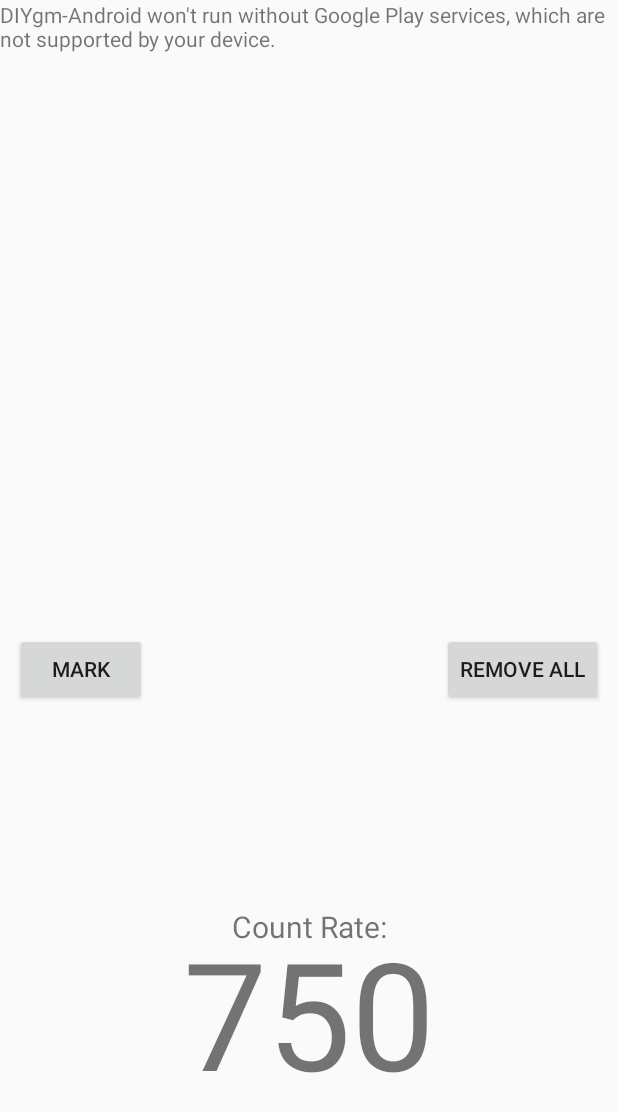
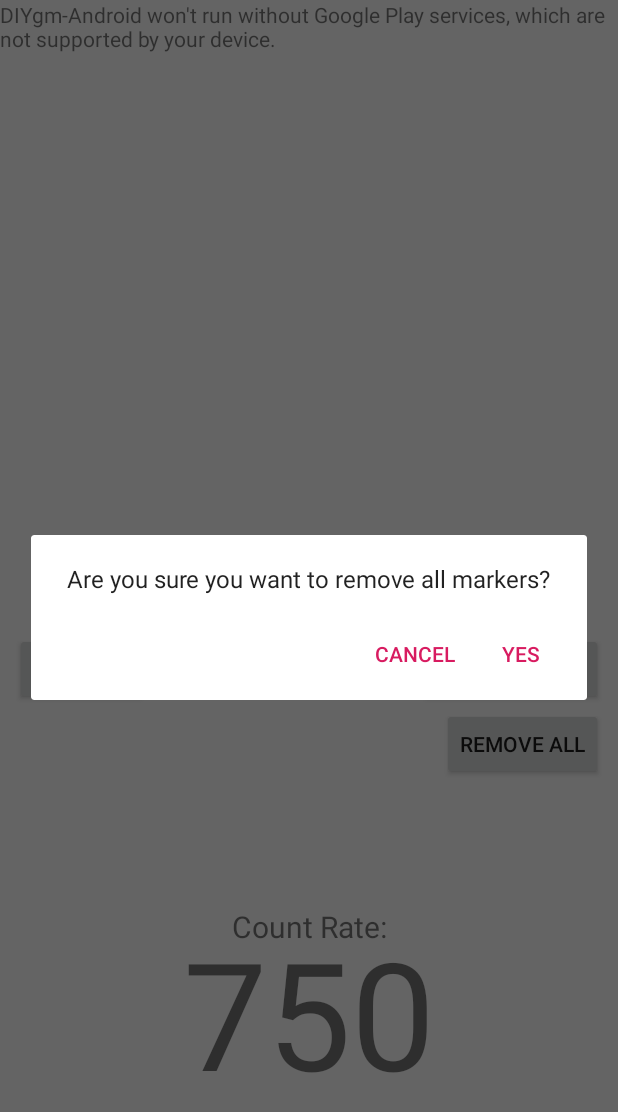
Before and after one commit to experimex/DIYgm-Android, an Android app: the screen it shows after launch (MapsActivity), after a tap on "REMOVE ALL", on a phone screen of 412 x 824 dp. Shown: the top 1112 px of the screen. Run offline under Robolectric (Android 15) with nearby library versions, the phone set to English and light mode, and no system bars; our stand-ins replace RxJava; libraries missing offline, so code that uses them is left out: com.polidea.rxandroidble2, com.tbruyelle.rxpermissions2; 2 statements that could not run were skipped; 3 other taps on this screen came first.

Commit message:
Add undo button and confirm dialog

```diff
--- a/app/build.gradle
+++ b/app/build.gradle
@@ -5,7 +5,7 @@ android {
     buildToolsVersion "29.0.2"
     defaultConfig {
         applicationId "com.experimex.diygm_android"
-        minSdkVersion 14
+        minSdkVersion 18
         targetSdkVersion 29
         versionCode 1
         versionName "1.0"
@@ -33,4 +33,5 @@ dependencies {
     androidTestImplementation 'androidx.test.espresso:espresso-core:3.1.1'
     implementation 'com.github.tbruyelle:rxpermissions:0.10.2'
     implementation 'com.jakewharton.rxbinding2:rxbinding:2.2.0'
+    implementation "com.polidea.rxandroidble2:rxandroidble:1.10.1"
 }
--- a/app/src/main/AndroidManifest.xml
+++ b/app/src/main/AndroidManifest.xml
@@ -1,6 +1,7 @@
 <?xml version="1.0" encoding="utf-8"?>
 <manifest xmlns:android="http://schemas.android.com/apk/res/android"
     xmlns:dist="http://schemas.android.com/apk/distribution"
+    xmlns:tools="http://schemas.android.com/tools"
     package="com.experimex.diygm_android">
 
     <!--
@@ -10,7 +11,11 @@
     -->
     <uses-permission android:name="android.permission.ACCESS_FINE_LOCATION" />
     <uses-permission android:name="android.permission.ACCESS_COARSE_LOCATION" />
+    <uses-permission android:name="android.permission.BLUETOOTH" />
+    <uses-permission android:name="android.permission.BLUETOOTH_ADMIN" />
     <uses-permission android:name="android.permission.INTERNET" />
+    <uses-feature    android:name="android.hardware.bluetooth_le" android:required="false"/>
+    <uses-permission android:name="android.permission.BLUETOOTH_PRIVILEGED" tools:ignore="ProtectedPermissions" />
 
     <dist:module dist:instant="true" />
 
--- a/app/src/main/java/com/experimex/diygm_android/MapsActivity.java
+++ b/app/src/main/java/com/experimex/diygm_android/MapsActivity.java
@@ -1,8 +1,13 @@
 package com.experimex.diygm_android;
 
 import androidx.fragment.app.FragmentActivity;
+import io.reactivex.disposables.Disposable;
+
 import com.google.android.gms.location.FusedLocationProviderClient;
 
+import android.app.AlertDialog;
+import android.content.Context;
+import android.content.DialogInterface;
 import android.location.Location;
 import android.os.Bundle;
 import android.Manifest;
@@ -16,27 +21,37 @@ import com.google.android.gms.maps.model.LatLng;
 import com.google.android.gms.maps.model.Marker;
 import com.google.android.gms.maps.model.MarkerOptions;
 import com.google.android.gms.tasks.OnSuccessListener;
+import com.polidea.rxandroidble2.RxBleClient;
+import com.polidea.rxandroidble2.scan.ScanFilter;
+import com.polidea.rxandroidble2.scan.ScanSettings;
 import com.tbruyelle.rxpermissions2.RxPermissions;
 
+import android.os.ParcelUuid;
 import android.text.Layout;
+import android.util.Log;
 import android.view.View;
 import android.widget.Button;
 import android.widget.LinearLayout;
 import android.widget.TextView;
+import com.experimex.diygm_android.R;
 
 import java.util.ArrayList;
 
 public class MapsActivity extends FragmentActivity implements OnMapReadyCallback {
 
+    RxBleClient rxBleClient;
     private GoogleMap mMap;
     TextView t;
     private FusedLocationProviderClient fusedLocationClient;
     int currentCount = 0;
     ArrayList<Marker> markers = new ArrayList<Marker>(0);
+    AlertDialog.Builder builder;
 
     @Override
     protected void onCreate(Bundle savedInstanceState) {
         super.onCreate(savedInstanceState);
+
+        Log.d("STARTUP", "YES");
 
         RxPermissions rxPermissions = new RxPermissions(this);
         rxPermissions
@@ -49,6 +64,9 @@ public class MapsActivity extends FragmentActivity implements OnMapReadyCallback
                         // At least one permission is denied
                     }
                 });
+
+        //Context context = this;
+        //rxBleClient = RxBleClient.create(context);
 
         fusedLocationClient = LocationServices.getFusedLocationProviderClient(this);
 
@@ -68,13 +86,19 @@ public class MapsActivity extends FragmentActivity implements OnMapReadyCallback
             }
         });
 
+        final Button undoButton = findViewById(R.id.undo_button);
+        undoButton.setOnClickListener(new View.OnClickListener() {
+            public void onClick(View v) {
+                undoMarker();
+            }
+        });
+
         final Button removeAllButton = findViewById(R.id.removeall_button);
         removeAllButton.setOnClickListener(new View.OnClickListener() {
             public void onClick(View v) {
                 removeAllMarkers();
             }
         });
-
 
         final Button hideButton = findViewById(R.id.hide_button);
         hideButton.setOnClickListener(new View.OnClickListener() {
@@ -83,6 +107,10 @@ public class MapsActivity extends FragmentActivity implements OnMapReadyCallback
                 layout.setVisibility(LinearLayout.GONE);
             }
         });
+
+        builder = new AlertDialog.Builder(this);
+
+        //scan();
     }
 
     @Override
@@ -90,7 +118,16 @@ public class MapsActivity extends FragmentActivity implements OnMapReadyCallback
         mMap = googleMap;
         mMap.setMyLocationEnabled(true);
 
-        mMap.moveCamera(CameraUpdateFactory.newLatLng(new LatLng(40.7, -74)));
+        fusedLocationClient.getLastLocation()
+                .addOnSuccessListener(this, new OnSuccessListener<Location>() {
+                    @Override
+                    public void onSuccess(Location location) {
+                        if (location != null) {
+                            LatLng currentLocation = new LatLng(location.getLatitude(), location.getLongitude());
+                            mMap.moveCamera(CameraUpdateFactory.newLatLngZoom(currentLocation, 16.0f));;
+                        }
+                    }
+                });
     }
 
     void addMarker() {
@@ -101,16 +138,64 @@ public class MapsActivity extends FragmentActivity implements OnMapReadyCallback
                         if (location != null) {
                             LatLng currentLocation = new LatLng(location.getLatitude(), location.getLongitude());
                             markers.add(mMap.addMarker(new MarkerOptions().position(currentLocation).title(String.valueOf(currentCount))));
-
+                            Log.d("MARKERS ADDED", Integer.toString(markers.size()));
                         }
                     }
                 });
 
     }
 
-    void removeAllMarkers() {
-        for (int i = 0; i < markers.size(); i++) {
-            markers.get(i).remove();
+    void undoMarker() {
+        if (markers.size() > 0) {
+            markers.get(markers.size()-1).remove();
+            markers.remove(markers.size()-1);
         }
     }
+
+    void removeAllMarkers() {
+        builder.setMessage("Are you sure you want to remove all markers?");
+        builder.setPositiveButton("Yes", new DialogInterface.OnClickListener() {
+            public void onClick(DialogInterface dialog, int id) {
+                for (int i = 0; i < markers.size(); i++) {
+                    mMap.clear();
+                    markers.clear();
+                }
+            }
+        });
+        builder.setNegativeButton(android.R.string.cancel, new DialogInterface.OnClickListener() {
+            public void onClick(DialogInterface dialog, int id) {
+
+            }
+        });
+
+        AlertDialog dialog = builder.create();
+        dialog.show();
+
+    }
+
+    void scan() {
+        Disposable scanSubscription = rxBleClient.scanBleDevices(
+                new ScanSettings.Builder()
+                        .setScanMode(ScanSettings.SCAN_MODE_BALANCED)
+                        .build()/*,
+
+                new ScanFilter.Builder()
+                        .setServiceUuid(ParcelUuid.fromString("e3754285-8072-458b-a45b-94a0dab368ef"))
+                        .build() // Optional, more than one ScanFilter may be passed as varargs.
+
+                 */
+        )
+                .subscribe(
+                        scanResult -> {
+                            Log.d("SCAN_SUCCESS", "YES");
+                            Log.d("SCAN_RESULT", scanResult.toString());
+                        },
+                        throwable -> {
+                            Log.d("SCAN_SUCCESS", throwable.toString());
+                        }
+                );
+
+        // When done, just unsubscribe.
+        scanSubscription.dispose();
+    }
 }
--- a/app/src/main/res/layout/activity_maps.xml
+++ b/app/src/main/res/layout/activity_maps.xml
@@ -36,13 +36,22 @@
             android:layout_width="match_parent"
             android:layout_height="match_parent">
             <Button
+                android:id="@+id/undo_button"
+                android:layout_height="wrap_content"
+                android:layout_width="wrap_content"
+                android:text="Undo Marker"
+                android:layout_alignParentRight="true"
+                android:layout_marginRight="10dp"
+                android:layout_marginTop="10dp"
+                />
+            <Button
                 android:id="@+id/removeall_button"
                 android:layout_height="wrap_content"
                 android:layout_width="wrap_content"
                 android:text="Remove All"
                 android:layout_alignParentRight="true"
                 android:layout_marginRight="10dp"
-                android:layout_marginTop="10dp"
+                android:layout_marginTop="60dp"
                 />
         </RelativeLayout>
 
```
